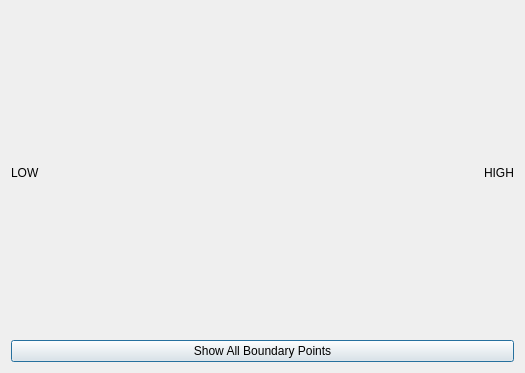
First picture: the form in Gui/GuiComponents/ParallelCoordinatesWindow.ui, repository DrBenEvans/AerOptGUI, before the edit.
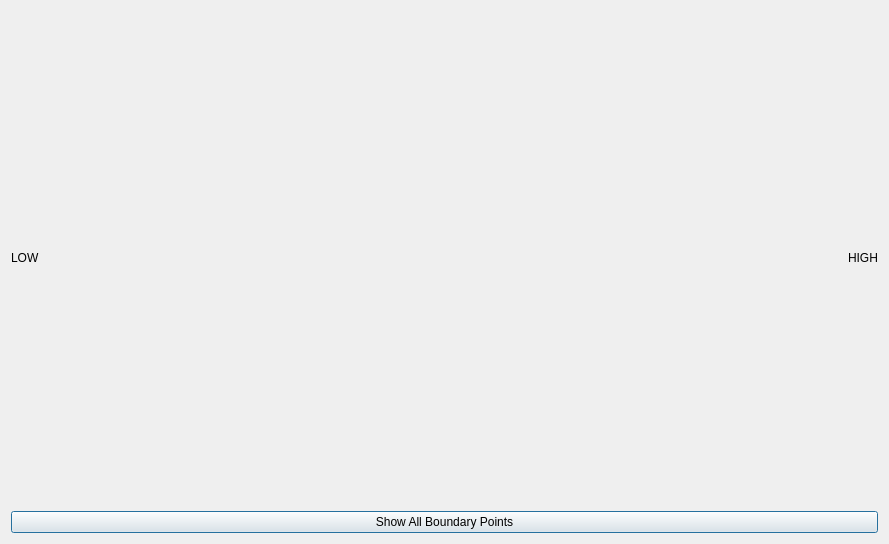
Second picture: the form after the edit. Icons and pictures are not drawn.

Commit message: PC Graph Window Size updates

The edit to the form file:
```diff
--- a/Gui/GuiComponents/ParallelCoordinatesWindow.ui
+++ b/Gui/GuiComponents/ParallelCoordinatesWindow.ui
@@ -12,8 +12,8 @@
    <rect>
     <x>0</x>
     <y>0</y>
-    <width>525</width>
-    <height>373</height>
+    <width>889</width>
+    <height>544</height>
    </rect>
   </property>
   <property name="sizePolicy">
@@ -24,8 +24,8 @@
   </property>
   <property name="minimumSize">
    <size>
-    <width>50</width>
-    <height>50</height>
+    <width>600</width>
+    <height>400</height>
    </size>
   </property>
   <property name="windowTitle">
```
